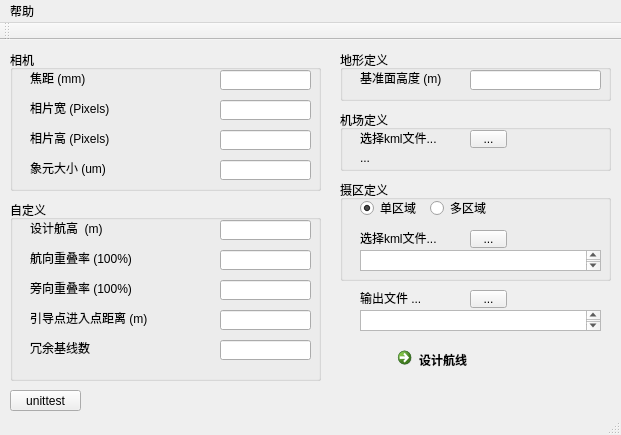
guangmushikong/UAVRouter, file UAVRouter/mainwindow.ui: the form before one commit.
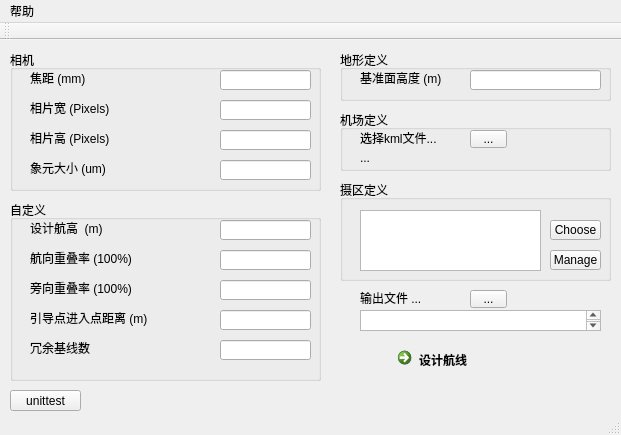
The form after the commit.

Commit message: add one tableview dialog to manage the input region files

```diff
--- a/UAVRouter/mainwindow.ui
+++ b/UAVRouter/mainwindow.ui
@@ -368,69 +368,40 @@
     <property name="title">
      <string>摄区定义</string>
     </property>
-    <widget class="QRadioButton" name="radioSinglePolygon">
-     <property name="geometry">
-      <rect>
-       <x>20</x>
-       <y>20</y>
-       <width>89</width>
-       <height>16</height>
-      </rect>
-     </property>
-     <property name="text">
-      <string>单区域</string>
-     </property>
-     <property name="checked">
-      <bool>true</bool>
-     </property>
-    </widget>
-    <widget class="QRadioButton" name="radioMultiPolygon">
-     <property name="geometry">
-      <rect>
-       <x>90</x>
-       <y>20</y>
-       <width>89</width>
-       <height>16</height>
-      </rect>
-     </property>
-     <property name="text">
-      <string>多区域</string>
-     </property>
-    </widget>
     <widget class="QTextEdit" name="textRegionFile">
      <property name="geometry">
       <rect>
        <x>20</x>
-       <y>70</y>
-       <width>241</width>
-       <height>21</height>
+       <y>30</y>
+       <width>181</width>
+       <height>61</height>
       </rect>
      </property>
     </widget>
     <widget class="QToolButton" name="toolButton_Region">
      <property name="geometry">
       <rect>
-       <x>130</x>
-       <y>50</y>
-       <width>37</width>
-       <height>18</height>
+       <x>210</x>
+       <y>40</y>
+       <width>51</width>
+       <height>20</height>
       </rect>
      </property>
      <property name="text">
-      <string>...</string>
+      <string>Choose</string>
      </property>
     </widget>
-    <widget class="QLabel" name="label_9">
+    <widget class="QToolButton" name="toolButton_Region_2">
      <property name="geometry">
       <rect>
-       <x>20</x>
-       <y>50</y>
-       <width>121</width>
-       <height>16</height>
+       <x>210</x>
+       <y>70</y>
+       <width>51</width>
+       <height>20</height>
       </rect>
      </property>
      <property name="text">
-      <string>选择kml文件...</string>
+      <string>Manage</string>
      </property>
     </widget>
    </widget>
```
The commit also changes 14 other files.
